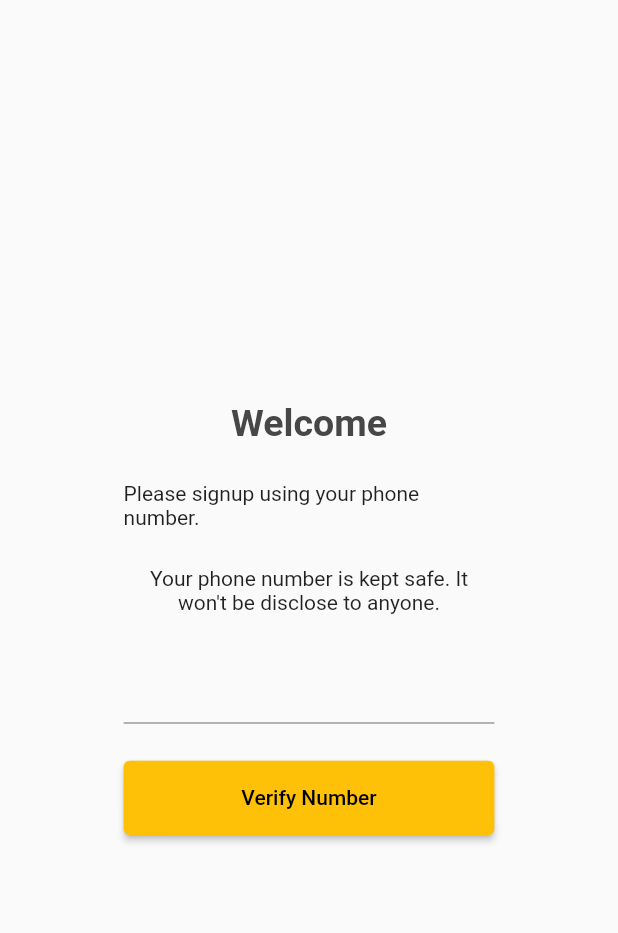
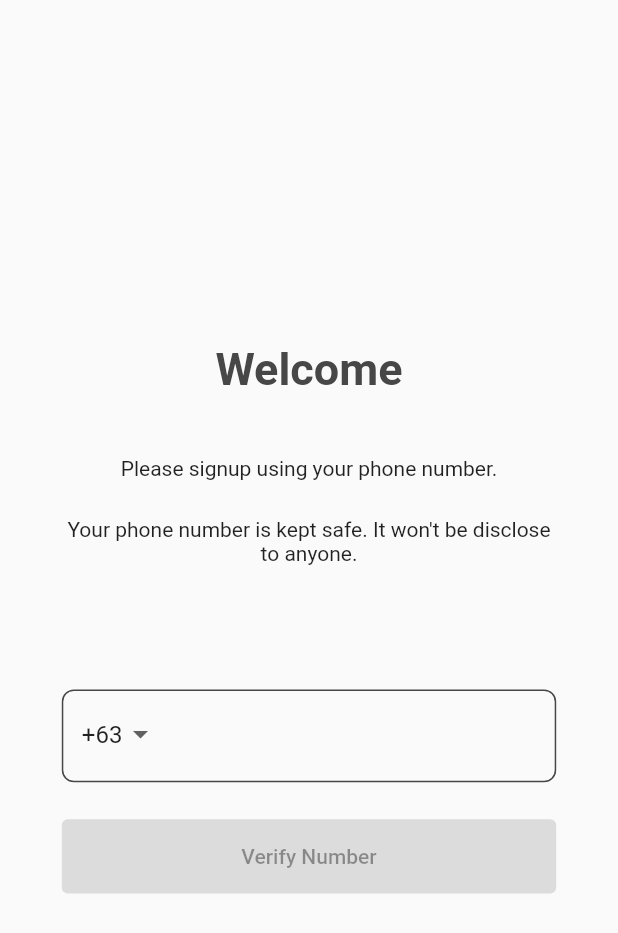
Before and after one commit to johnberang12/muraita, a Flutter app: the RegistrationPage screen opened directly, on a phone screen of 412 x 824 dp. Shown: the top 933 px of the screen. Run offline on Flutter 3.47's test engine with Material 2 defaults, Android fonts, the phone set to English and light mode, and no system bars.

Commit message:
registration page done

```diff
--- a/lib/signup_pages/registration_page.dart
+++ b/lib/signup_pages/registration_page.dart
@@ -1,47 +1,140 @@
 import 'package:flutter/material.dart';
 import 'package:muraita_apps/constants.dart';
+import 'package:muraita_apps/widget/inactive_button.dart';
 import 'package:muraita_apps/widget/primary_button.dart';
 
-class RegistrationPage extends StatelessWidget {
+class RegistrationPage extends StatefulWidget {
    RegistrationPage({Key? key}) : super(key: key);
 
+  @override
+  State<RegistrationPage> createState() => _RegistrationPageState();
+}
+
+class _RegistrationPageState extends State<RegistrationPage> {
   late double height, width;
+  final int _inputLength = 11;
+  String _phoneNumber = '';
+  late int _phoneNumberLength = 0;
 
+
+  String? selectedCountry = '+63';
+
+  List<String> countryCodes = [
+    '+63',
+    '+82',
+    '+23',
+    '+56',
+  ];
+
+  List<DropdownMenuItem<String>> dropdownItems = [];
+
+  // getDropdownItems<DropdownMenuItem>(){
   @override
   Widget build(BuildContext context) {
     height = MediaQuery.of(context).size.height;
     width = MediaQuery.of(context).size.width;
     return Scaffold(
       body: Padding(
-        padding: EdgeInsets.symmetric(horizontal: height*.10),
+        padding: EdgeInsets.symmetric(horizontal: width*.10),
         child: Column(
           mainAxisAlignment: MainAxisAlignment.center,
           children: [
             const Text('Welcome',
             style: TextStyle(
-              fontSize: 25.0,
+              fontSize: 30.0,
               fontWeight: FontWeight.bold,
               color: kBlack80,
             ),
             ),
-            SizedBox(height: height*.03,),
+            SizedBox(height: height*.05,),
             const Text('Please signup using your phone number.'),
             SizedBox(height: height*.03,),
             const Text('Your phone number is kept safe. It won\'t be disclose to anyone.', textAlign: TextAlign.center,),
-            SizedBox(height: height*.03,),
-            TextField(
-              decoration: InputDecoration(
-                focusedBorder: OutlineInputBorder(
-                  borderSide: BorderSide(color: kBlack80, width: 2.0)
+            SizedBox(height: height*.10,),
+            Container(
+              decoration: BoxDecoration(
+                borderRadius: BorderRadius.circular(08),
+                border: Border.all(
+                  color: kBlack80,
                 )
+              ),
+              height: height*.075,
+              width: double.infinity,
+              child: Padding(
+                padding:  EdgeInsets.symmetric(horizontal: width*.03),
+                child: Row(
+                  children: [
+                    ///TODO dropdown list of country code
+                    Expanded(
+                      flex: 20,
+                      child: Column(
+                        children: [
+                          Padding(
+                            padding: EdgeInsets.symmetric(vertical: height*.006),
+                            child: SizedBox(
+                              height: height*.060,
+                              width: double.infinity,
+                              child: DropdownButton<String>(
+                                underline: SizedBox(),
+                                value: selectedCountry,
+                                  items: countryCodes.map((code) =>
+                                  DropdownMenuItem(value: code,child: Text(code),)).toList(),
+                                  onChanged: (value){
+                                  selectedCountry = value;
+                                  }
+                              ),
+                            ),
+                          ),
+                        ],
+                      ),
+                    ),
+
+                    Expanded(
+                      flex: 80,
+                      child: SizedBox(
+                        width: width*.65,
+                        child:  TextField(
+                          onChanged: (value){
+                            _phoneNumber = value;
+                            setState((){
+                              _phoneNumberLength = value.length;
+                            });
+
+                            print(_phoneNumber);
+                            print(_phoneNumberLength);
+                          },
+                          maxLength: _inputLength,
+                          keyboardType: TextInputType.number,
+                          decoration: const InputDecoration(
+                            isDense: true,
+                            counterText: "",
+                            // border: OutlineInputBorder(
+                            //     borderSide: BorderSide(color: kBlack80, width: 1.0)
+                            // ),
+                            border: InputBorder.none
+                          ),
+                        ),
+                      ),
+                    ),
+                  ],
+                ),
               ),
             ),
             SizedBox(height: height*.03,),
-            PrimaryButton(
+
+          _inputLength == _phoneNumberLength ?
+          PrimaryButton(
                 height: height*.06,
                 width: double.infinity,
                 buttonText: 'Verify Number',
-                onTap: (){}
+                onTap: (){
+
+                }
+            ) :
+            InactiveButton(
+                height: height*.06,
+                width: double.infinity,
+                buttonText: 'Verify Number',
             ),
           ],
         ),
--- /dev/null
+++ b/lib/widget/inactive_button.dart
@@ -0,0 +1,31 @@
+import 'package:flutter/material.dart';
+import 'package:muraita_apps/constants.dart';
+
+class InactiveButton extends StatelessWidget {
+  InactiveButton({
+    Key? key,
+    required this.height,
+    required this.width,
+    required this.buttonText,
+    // required this.onTap,
+  }) : super(key: key);
+
+  late double height, width;
+  String buttonText;
+  // VoidCallback onTap;
+
+  @override
+  Widget build(BuildContext context) {
+    return SizedBox(
+      height: height,
+      width: width,
+      child: ElevatedButton(
+        child: Text(buttonText),
+        onPressed: null,
+        style: ElevatedButton.styleFrom(
+          primary: kBlack40
+        ),
+      ),
+    );
+  }
+}
```
